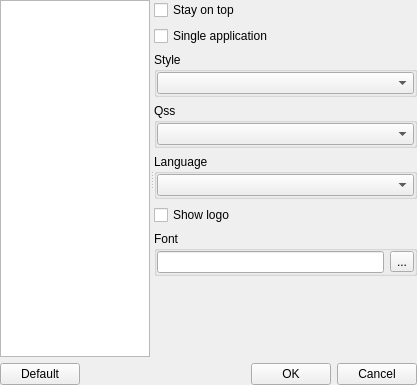
horsicq/XOptions, file xoptionswidget.ui: the form before one commit.
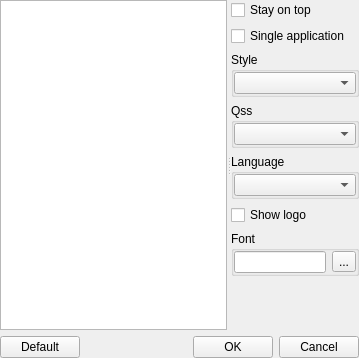
The form after the commit.

Patch:
```diff
--- a/xoptionswidget.ui
+++ b/xoptionswidget.ui
@@ -6,8 +6,8 @@
    <rect>
     <x>0</x>
     <y>0</y>
-    <width>417</width>
-    <height>385</height>
+    <width>359</width>
+    <height>358</height>
    </rect>
   </property>
   <property name="windowTitle">
@@ -32,10 +32,10 @@
       <enum>Qt::Horizontal</enum>
      </property>
      <widget class="QListWidget" name="listWidgetOptions">
-      <property name="maximumSize">
+      <property name="baseSize">
        <size>
         <width>150</width>
-        <height>16777215</height>
+        <height>0</height>
        </size>
       </property>
      </widget>
@@ -73,8 +73,8 @@
             <rect>
              <x>0</x>
              <y>0</y>
-             <width>262</width>
-             <height>353</height>
+             <width>138</width>
+             <height>326</height>
             </rect>
            </property>
            <layout class="QVBoxLayout" name="verticalLayout_8">
```
